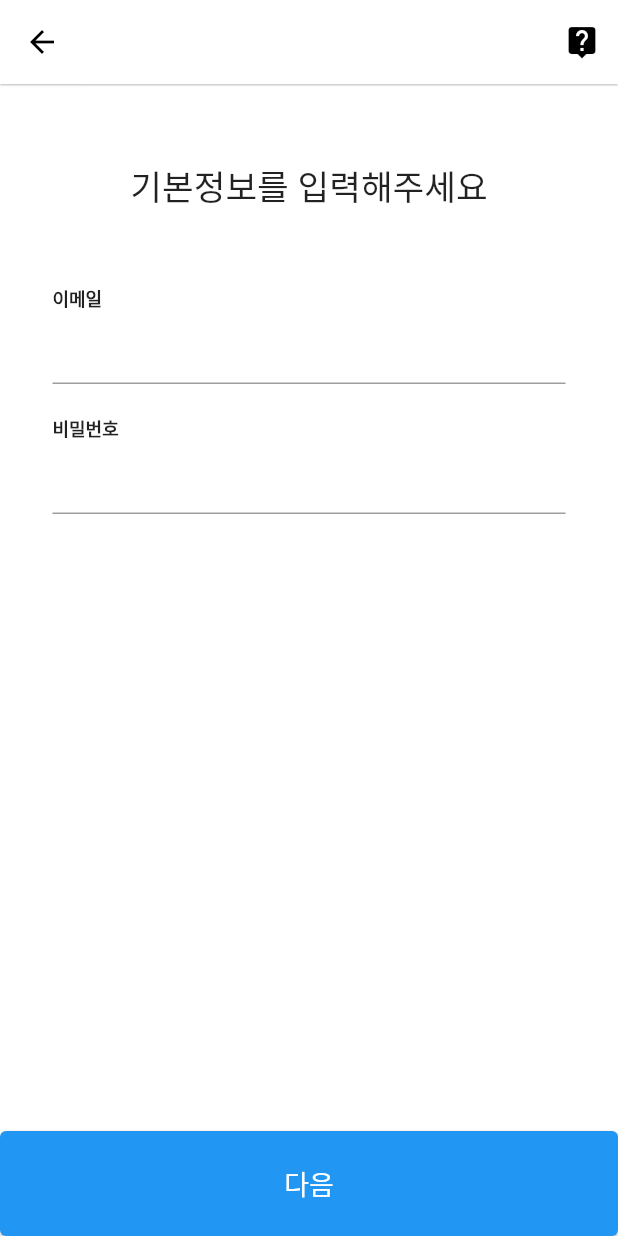
After one commit to hyosun7037/flutter_social_login, a Flutter app: the SigninPage screen opened directly, on a phone screen of 412 x 824 dp. The commit adds this screen. Run offline on Flutter 3.47's test engine with Material 2 defaults, Android fonts, the phone set to English and light mode, and no system bars; our stand-ins replace freezed_annotation, get, logger; missing offline and left inert: flutter_naver_login, kakao_flutter_sdk.

```diff
--- /dev/null
+++ b/lib/pages/signin_page.dart
@@ -0,0 +1,97 @@
+import 'package:flutter/material.dart';
+import 'package:get/get.dart';
+
+class SigninPage extends StatelessWidget {
+  final GlobalKey<FormState> _formKey = GlobalKey<FormState>();
+
+  @override
+  Widget build(BuildContext context) {
+    double screenHeight = MediaQuery.of(context).size.height;
+    return Scaffold(
+      appBar: AppBar(
+        elevation: 0.5,
+        backgroundColor: Colors.white,
+        leading:
+        IconButton(onPressed:() => Get.back(), icon: Icon(Icons.arrow_back, color: Colors.black,)),
+        actions:[
+          IconButton(onPressed: (){}, icon: Icon(Icons.live_help, color:Colors.black))
+        ]
+        ),
+      backgroundColor: Color(0xffffffff),
+      body: Form(
+        child: Center(
+          child: Column(
+            mainAxisAlignment: MainAxisAlignment.center,
+            crossAxisAlignment: CrossAxisAlignment.center,
+            children: <Widget>[
+              SizedBox(height: 50),
+              Text(
+                '기본정보를 입력해주세요',
+                style: TextStyle(fontSize: 23),
+              ),
+              SizedBox(height: 50),
+              SizedBox(
+                width: MediaQuery.of(context).size.width - 70,
+                child: renderTextFormField(
+                label: '이메일',
+                onSaved: (val){},
+                validator: (val){
+                  return null;
+                }),
+              ),
+              SizedBox(height: screenHeight * .025),
+              SizedBox(
+                width: MediaQuery.of(context).size.width - 70,
+                child: renderTextFormField(
+                label: '비밀번호',
+                onSaved: (val){},
+                validator: (val){
+                  return null;
+                }),
+              ),
+             Expanded(
+             child:Align(
+               alignment: FractionalOffset.bottomCenter,
+               child:
+               ElevatedButton(
+              style: ElevatedButton.styleFrom(
+              minimumSize: Size(double.infinity, 70)),
+              onPressed:(){},
+              child: Text('다음', style: TextStyle(fontSize: 18))))
+            ),
+            ],
+          ),
+        ),
+      )
+    );
+  }
+}
+
+ Widget renderTextFormField({
+    required String label,
+    required FormFieldSetter onSaved,
+    required FormFieldValidator validator,
+  }) {
+    assert(onSaved != null);
+    assert(validator != null);
+
+    return Column(
+      children: [
+        Row(
+          children: [
+            Text(
+              label,
+              style: TextStyle(
+                fontSize: 12.0,
+                fontWeight: FontWeight.w700,
+              ),
+            ),
+          ],
+        ),
+        TextFormField(
+          onSaved: onSaved,
+          validator: validator,
+        ),
+      ],
+    );
+  }
--- a/lib/social/social_login_page.dart
+++ b/lib/social/social_login_page.dart
@@ -2,6 +2,8 @@ import 'package:flutter/cupertino.dart';
 import 'package:flutter/material.dart';
 import 'package:get/get.dart';
 import 'package:kakao_test/controller/social_login_controller.dart';
+
+import '../pages/signin_page.dart';
 
 class SocialLoginPage extends StatelessWidget {
 const SocialLoginPage({Key? key}) : super(key: key);
@@ -54,14 +56,12 @@ const SocialLoginPage({Key? key}) : super(key: key);
               mainAxisAlignment: MainAxisAlignment.spaceEvenly,
               children: [
                 CupertinoButton(
-                onPressed: (){},
-                child: const Text(
-                  '이메일로 회원가입',
+                onPressed: () => Get.to(SigninPage()),
+                  child: Text('이메일로 회원가입',
                   style: TextStyle(
                     fontSize: 15,
                     color:Colors.black
-                    ),
-                  ),
+                    ),),
                 ),
                 SizedBox(child: Text('|', style: TextStyle(fontSize: 16),),),
                 CupertinoButton(
--- a/pubspec.yaml
+++ b/pubspec.yaml
@@ -50,6 +50,7 @@ dependencies:
   freezed_annotation:
   retrofit:
   dio:
+  flutter_svg: ^1.0.3
 
 
 dev_dependencies:
```
Also changed, not shown: lib/component/form_input_field_with_icon.dart (added), pubspec.lock, 7 other files.
